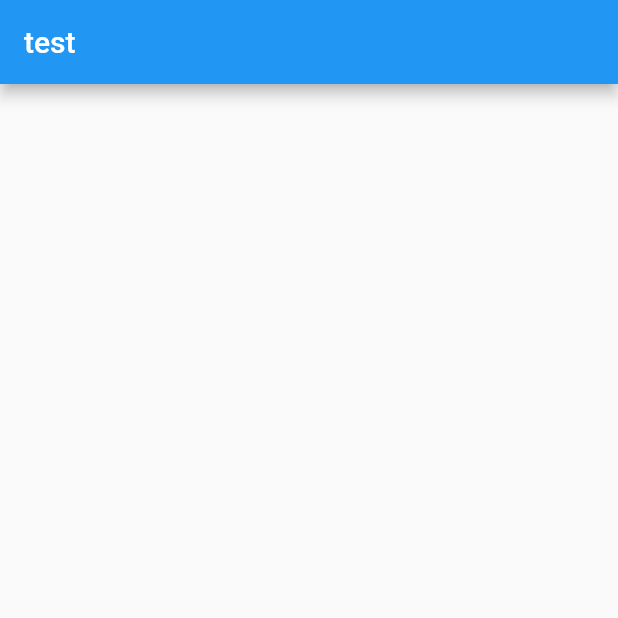
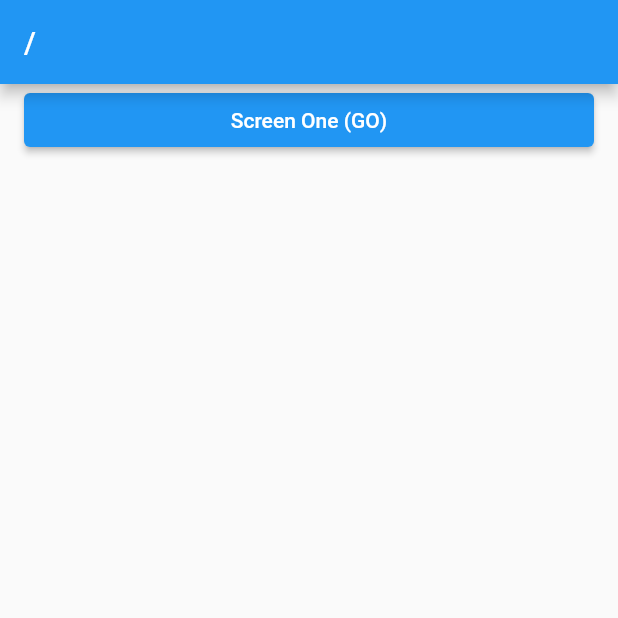
Before and after one commit to tnfy10/go_router_example, a Flutter app: the screen it shows after launch, on a phone screen of 412 x 824 dp, the top half of it. Run offline on Flutter 3.47's test engine with Material 2 defaults, Android fonts, the phone set to English and light mode, and no system bars; our stand-ins replace go_router.

Commit message:
Go 함수

```diff
--- a/lib/layout/default_layout.dart
+++ b/lib/layout/default_layout.dart
@@ -1,4 +1,5 @@
 import 'package:flutter/material.dart';
+import 'package:go_router/go_router.dart';
 
 class DefaultLayout extends StatelessWidget {
   final Widget body;
@@ -10,9 +11,11 @@ class DefaultLayout extends StatelessWidget {
 
   @override
   Widget build(BuildContext context) {
+    final router = GoRouter.of(context);
+
     return Scaffold(
       appBar: AppBar(
-        title: const Text('test'),
+        title: Text(router.location),
       ),
       body: Padding(
         padding: const EdgeInsets.symmetric(horizontal: 16),
--- a/lib/main.dart
+++ b/lib/main.dart
@@ -1,5 +1,6 @@
 import 'package:flutter/material.dart';
 import 'package:go_router/go_router.dart';
+import 'package:go_router_example/screen/1_screen.dart';
 import 'package:go_router_example/screen/home_screen.dart';
 
 void main() {
@@ -15,7 +16,13 @@ class _App extends StatelessWidget {
           GoRoute(
             path: '/',
             builder: (_, state) => const HomeScreen(),
-          )
+            routes: [
+              GoRoute(
+                path: 'one',
+                builder: (_, state) => const OneScreen(),
+              ),
+            ],
+          ),
         ],
       );
 
--- a/lib/screen/home_screen.dart
+++ b/lib/screen/home_screen.dart
@@ -1,4 +1,5 @@
 import 'package:flutter/material.dart';
+import 'package:go_router/go_router.dart';
 import 'package:go_router_example/layout/default_layout.dart';
 
 class HomeScreen extends StatelessWidget {
@@ -8,8 +9,14 @@ class HomeScreen extends StatelessWidget {
   Widget build(BuildContext context) {
     return DefaultLayout(
       body: Column(
+        crossAxisAlignment: CrossAxisAlignment.stretch,
         children: [
-
+          ElevatedButton(
+            onPressed: () {
+              context.go('/one');
+            },
+            child: const Text('Screen One (GO)'),
+          ),
         ],
       ),
     );
```
Also changed, not shown: lib/screen/1_screen.dart (added, +18 -0 lines).
